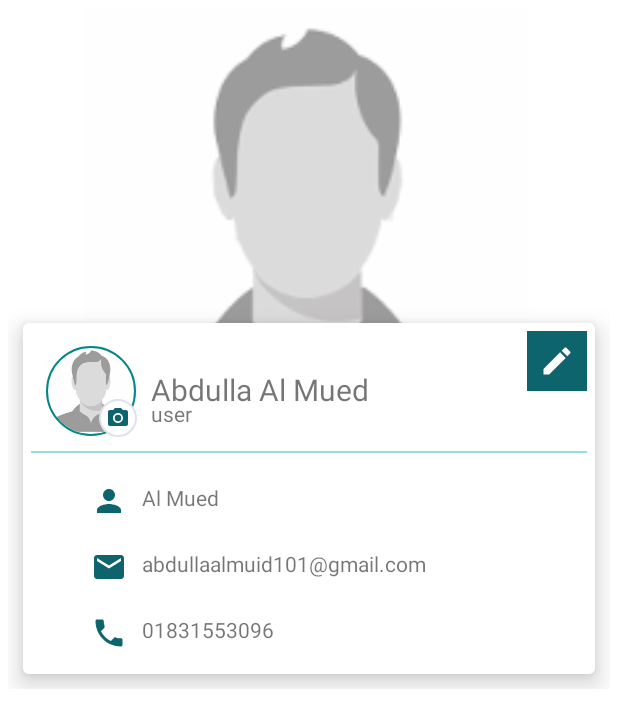
After one commit to emon253/FundForChange, an Android app: the profile screen opened directly, with no data from a screen before it, on a phone screen of 412 x 824 dp. The commit adds this screen. Shown: the top 728 px of the screen. Run offline under Robolectric (Android 15) with nearby library versions, the phone set to English and light mode, and no system bars; our stand-ins replace CircleImageView; Roboto replaces fonts that are not available here.

Commit message:
ui modified

```diff
--- a/app/src/main/AndroidManifest.xml
+++ b/app/src/main/AndroidManifest.xml
@@ -9,6 +9,9 @@
         android:roundIcon="@mipmap/ic_launcher_round"
         android:supportsRtl="true"
         android:theme="@style/Theme.FundForChange">
+        <activity
+            android:name=".activities.profile"
+            android:exported="false" />
         <activity
             android:name=".activities.user.UserMainActivity"
             android:exported="false"
--- /dev/null
+++ b/app/src/main/java/com/example/fundforchange/activities/profile.java
@@ -0,0 +1,22 @@
+package com.example.fundforchange.activities;
+
+import androidx.appcompat.app.AppCompatActivity;
+
+import android.os.Bundle;
+import android.view.WindowManager;
+
+import com.example.fundforchange.R;
+
+public class profile extends AppCompatActivity {
+
+    @Override
+    protected void onCreate(Bundle savedInstanceState) {
+        super.onCreate(savedInstanceState);
+        setContentView(R.layout.activity_profile);
+
+        getWindow().setFlags(WindowManager.LayoutParams.FLAG_FULLSCREEN,WindowManager.LayoutParams.FLAG_FULLSCREEN);
+        if (getSupportActionBar() != null) {
+            getSupportActionBar().hide();
+        }
+    }
+}
--- a/app/src/main/java/com/example/fundforchange/activities/user/UserMainActivity.java
+++ b/app/src/main/java/com/example/fundforchange/activities/user/UserMainActivity.java
@@ -1,5 +1,6 @@
 package com.example.fundforchange.activities.user;
 
+import android.content.Intent;
 import android.os.Bundle;
 import android.view.Menu;
 import android.view.View;
@@ -18,6 +19,8 @@ import androidx.navigation.ui.AppBarConfiguration;
 import androidx.navigation.ui.NavigationUI;
 
 import com.example.fundforchange.R;
+import com.example.fundforchange.activities.LogIn;
+import com.example.fundforchange.activities.profile;
 import com.example.fundforchange.databinding.ActivityUserMainBinding;
 import com.google.android.material.navigation.NavigationView;
 
@@ -78,4 +81,9 @@ public class UserMainActivity extends AppCompatActivity {
         return NavigationUI.navigateUp(navController, mAppBarConfiguration)
                 || super.onSupportNavigateUp();
     }
+
+    public void profile(View view){
+        Intent intent = new Intent(UserMainActivity.this , profile.class);
+        startActivity(intent);
+    }
 }
--- /dev/null
+++ b/app/src/main/res/drawable/ic_camera.xml
@@ -0,0 +1,6 @@
+<vector android:height="24dp" android:tint="#0E646D"
+    android:viewportHeight="24" android:viewportWidth="24"
+    android:width="24dp" xmlns:android="http://schemas.android.com/apk/res/android">
+    <path android:fillColor="@android:color/white" android:pathData="M12,12m-3.2,0a3.2,3.2 0,1 1,6.4 0a3.2,3.2 0,1 1,-6.4 0"/>
+    <path android:fillColor="@android:color/white" android:pathData="M9,2L7.17,4L4,4c-1.1,0 -2,0.9 -2,2v12c0,1.1 0.9,2 2,2h16c1.1,0 2,-0.9 2,-2L22,6c0,-1.1 -0.9,-2 -2,-2h-3.17L15,2L9,2zM12,17c-2.76,0 -5,-2.24 -5,-5s2.24,-5 5,-5 5,2.24 5,5 -2.24,5 -5,5z"/>
+</vector>
--- /dev/null
+++ b/app/src/main/res/drawable/ic_edit_profile.xml
@@ -0,0 +1,5 @@
+<vector android:height="24dp" android:tint="#FFFFFF"
+    android:viewportHeight="24" android:viewportWidth="24"
+    android:width="24dp" xmlns:android="http://schemas.android.com/apk/res/android">
+    <path android:fillColor="@android:color/white" android:pathData="M3,17.25V21h3.75L17.81,9.94l-3.75,-3.75L3,17.25zM20.71,7.04c0.39,-0.39 0.39,-1.02 0,-1.41l-2.34,-2.34c-0.39,-0.39 -1.02,-0.39 -1.41,0l-1.83,1.83 3.75,3.75 1.83,-1.83z"/>
+</vector>
--- /dev/null
+++ b/app/src/main/res/drawable/ic_email.xml
@@ -0,0 +1,5 @@
+<vector android:height="24dp" android:tint="#0E646D"
+    android:viewportHeight="24" android:viewportWidth="24"
+    android:width="24dp" xmlns:android="http://schemas.android.com/apk/res/android">
+    <path android:fillColor="@android:color/white" android:pathData="M20,4L4,4c-1.1,0 -1.99,0.9 -1.99,2L2,18c0,1.1 0.9,2 2,2h16c1.1,0 2,-0.9 2,-2L22,6c0,-1.1 -0.9,-2 -2,-2zM20,8l-8,5 -8,-5L4,6l8,5 8,-5v2z"/>
+</vector>
--- /dev/null
+++ b/app/src/main/res/drawable/ic_phone.xml
@@ -0,0 +1,5 @@
+<vector android:height="24dp" android:tint="#0E646D"
+    android:viewportHeight="24" android:viewportWidth="24"
+    android:width="24dp" xmlns:android="http://schemas.android.com/apk/res/android">
+    <path android:fillColor="@android:color/white" android:pathData="M6.62,10.79c1.44,2.83 3.76,5.14 6.59,6.59l2.2,-2.2c0.27,-0.27 0.67,-0.36 1.02,-0.24 1.12,0.37 2.33,0.57 3.57,0.57 0.55,0 1,0.45 1,1V20c0,0.55 -0.45,1 -1,1 -9.39,0 -17,-7.61 -17,-17 0,-0.55 0.45,-1 1,-1h3.5c0.55,0 1,0.45 1,1 0,1.25 0.2,2.45 0.57,3.57 0.11,0.35 0.03,0.74 -0.25,1.02l-2.2,2.2z"/>
+</vector>
--- /dev/null
+++ b/app/src/main/res/drawable/ic_user.xml
@@ -0,0 +1,5 @@
+<vector android:height="24dp" android:tint="#0E646D"
+    android:viewportHeight="24" android:viewportWidth="24"
+    android:width="24dp" xmlns:android="http://schemas.android.com/apk/res/android">
+    <path android:fillColor="@android:color/white" android:pathData="M12,12c2.21,0 4,-1.79 4,-4s-1.79,-4 -4,-4 -4,1.79 -4,4 1.79,4 4,4zM12,14c-2.67,0 -8,1.34 -8,4v2h16v-2c0,-2.66 -5.33,-4 -8,-4z"/>
+</vector>
--- /dev/null
+++ b/app/src/main/res/drawable/round_shape.xml
@@ -0,0 +1,27 @@
+<?xml version="1.0" encoding="utf-8"?>
+<shape
+    xmlns:android="http://schemas.android.com/apk/res/android"
+    android:shape="rectangle"   >
+
+    <solid
+        android:color="#FFFFFF" >
+    </solid>
+
+    <stroke
+        android:width="1dp"
+        android:color="#DEE2EC" >
+    </stroke>
+
+    <padding
+        android:left="5dp"
+        android:top="5dp"
+        android:right="5dp"
+        android:bottom="5dp"    >
+    </padding>
+
+    <corners
+        android:radius="100dp"   >
+    </corners>
+
+
+</shape>
--- /dev/null
+++ b/app/src/main/res/layout/activity_profile.xml
@@ -0,0 +1,143 @@
+<?xml version="1.0" encoding="utf-8"?>
+<LinearLayout xmlns:android="http://schemas.android.com/apk/res/android"
+    xmlns:app="http://schemas.android.com/apk/res-auto"
+    xmlns:tools="http://schemas.android.com/tools"
+    android:layout_width="match_parent"
+    android:layout_height="match_parent"
+    android:orientation="vertical"
+    tools:context=".activities.profile"
+    >
+
+    <RelativeLayout
+        android:layout_width="match_parent"
+        android:layout_height="300dp"
+        android:padding="5dp">
+
+        <ImageView
+            android:layout_width="match_parent"
+            android:layout_height="match_parent"
+            android:src="@drawable/user" />
+
+    </RelativeLayout>
+    <LinearLayout
+        android:layout_width="match_parent"
+        android:layout_height="wrap_content"
+        android:orientation="vertical"
+        android:layout_marginTop="-100dp"
+        android:padding="5dp">
+
+        <com.google.android.material.card.MaterialCardView
+            android:layout_width="match_parent"
+            android:layout_height="wrap_content"
+            android:layout_weight="1"
+            android:layout_margin="10dp"
+            app:cardElevation="10dp">
+
+
+            <LinearLayout
+                android:layout_width="match_parent"
+                android:layout_height="wrap_content"
+                android:background="#FFFFFF"
+                android:orientation="vertical"
+                android:padding="5dp">
+
+                <RelativeLayout
+                    android:layout_width="match_parent"
+                    android:layout_height="match_parent"
+                    android:background="#FFFFFF">
+
+
+                    <de.hdodenhof.circleimageview.CircleImageView
+                        android:id="@+id/profilePicChange"
+                        android:layout_width="60dp"
+                        android:layout_height="60dp"
+                        android:layout_alignParentLeft="true"
+                        android:layout_marginStart="10dp"
+                        android:layout_marginTop="10dp"
+                        android:layout_marginEnd="10dp"
+                        android:layout_marginBottom="10dp"
+                        android:src="@drawable/user"
+                        app:civ_border_color="@color/teal_700"
+                        app:civ_border_width="1dp">
+
+
+                    </de.hdodenhof.circleimageview.CircleImageView>
+
+                    <ImageView
+                        android:layout_width="25dp"
+                        android:layout_height="25dp"
+                        android:layout_marginLeft="45dp"
+                        android:layout_marginTop="45dp"
+                        android:background="@drawable/round_shape"
+                        android:src="@drawable/ic_camera" />
+
+                    <TextView
+                        android:layout_width="wrap_content"
+                        android:layout_height="wrap_content"
+                        android:layout_marginLeft="80dp"
+                        android:layout_marginTop="25dp"
+                        android:text="Abdulla Al Mued"
+                        android:textSize="20sp" />
+
+                    <TextView
+                        android:layout_width="wrap_content"
+                        android:layout_height="wrap_content"
+                        android:layout_marginLeft="80dp"
+                        android:layout_marginTop="45dp"
+                        android:text="user"/>
+
+                    <ImageButton
+                        android:layout_width="40dp"
+                        android:layout_height="40dp"
+                        android:layout_alignParentRight="true"
+                        android:background="#0E646D"
+                        android:src="@drawable/ic_edit_profile" />
+
+
+                </RelativeLayout>
+
+
+                <View
+                    android:id="@+id/view2"
+                    android:layout_width="wrap_content"
+                    android:layout_height="1dp"
+                    android:background="#97DFDB"/>
+
+                <TextView
+                    android:layout_width="match_parent"
+                    android:layout_height="wrap_content"
+                    android:padding="10dp"
+                    android:layout_marginLeft="30dp"
+                    android:layout_marginTop="10dp"
+                    android:text="Al Mued"
+                    android:drawablePadding="10dp"
+                    android:drawableLeft="@drawable/ic_user"/>
+                <TextView
+                    android:layout_width="match_parent"
+                    android:layout_height="wrap_content"
+                    android:padding="10dp"
+                    android:layout_marginLeft="30dp"
+                    android:text="abdullaalmuid101@gmail.com"
+                    android:drawablePadding="10dp"
+                    android:drawableLeft="@drawable/ic_email"/>
+                <TextView
+                    android:layout_width="match_parent"
+                    android:layout_height="wrap_content"
+                    android:padding="10dp"
+                    android:layout_marginLeft="30dp"
+                    android:text="01831553096"
+                    android:drawablePadding="10dp"
+                    android:drawableLeft="@drawable/ic_phone"/>
+
+            </LinearLayout>
+
+
+        </com.google.android.material.card.MaterialCardView>
+
+
+    </LinearLayout>
+
+
+
+
+</LinearLayout>
--- a/app/src/main/res/layout/nav_header_user_main.xml
+++ b/app/src/main/res/layout/nav_header_user_main.xml
@@ -15,6 +15,7 @@
 
     <de.hdodenhof.circleimageview.CircleImageView
         android:id="@+id/profileBtn"
+        android:onClick="profile"
         android:layout_width="80dp"
         android:layout_height="80dp"
         android:src="@drawable/user"
```
